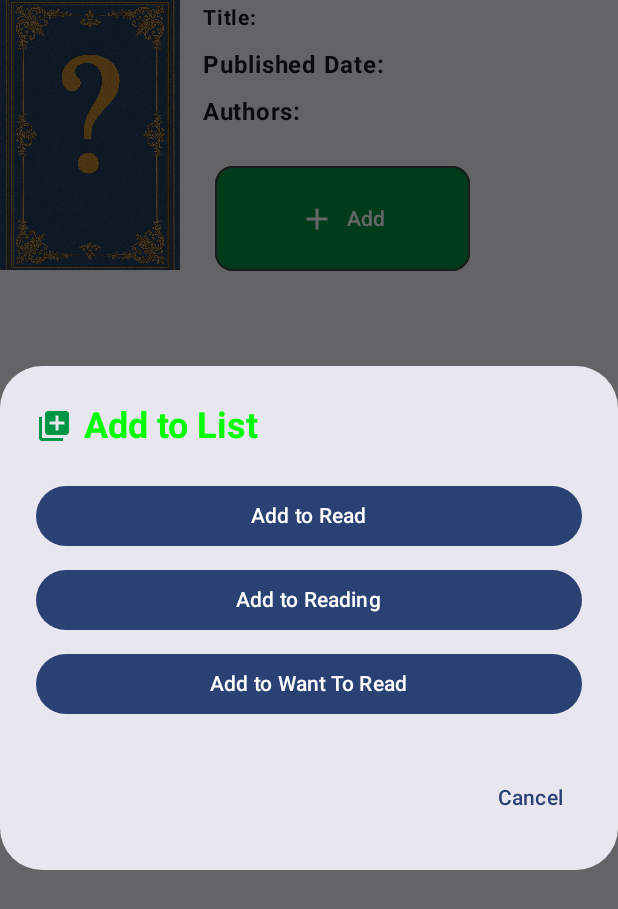
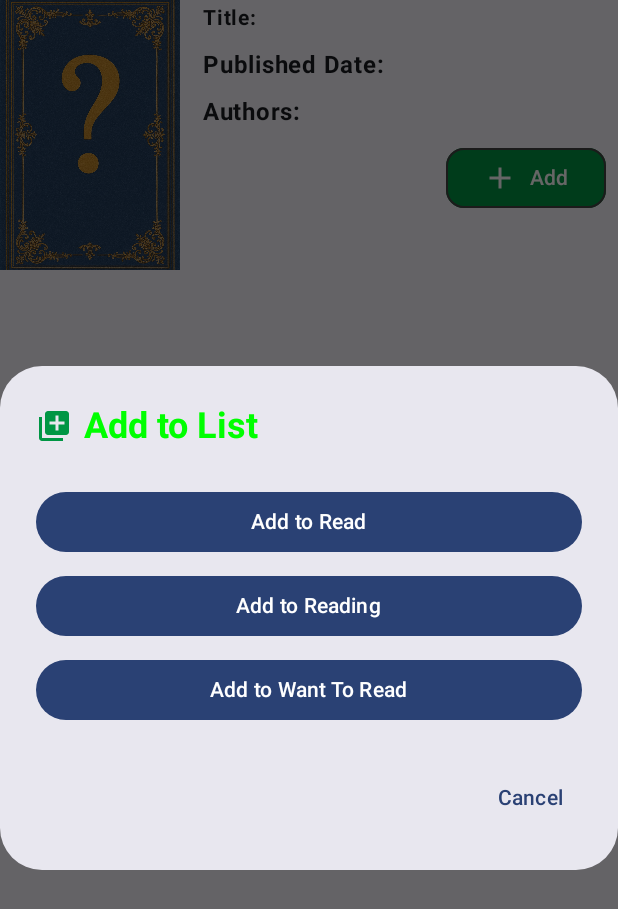
Before and after one commit to parhamabdolmohammadi/BookShop, an Android app built with Jetpack Compose: the composable ImageBox called with empty values, after a tap on "Add", on a phone screen of 412 x 824 dp. Shown: the top 909 px of the screen. Run offline under Robolectric (Android 15) with nearby library versions, the phone set to English and light mode, and no system bars; our stand-ins replace Room's generated code; network calls fail; pictures from the network do not load; 1 statement that could not run was skipped.

Commit message:
Refactoring Add To List Button

```diff
--- a/app/src/main/java/com/bcit/termproject2/AddToList.kt
+++ b/app/src/main/java/com/bcit/termproject2/AddToList.kt
@@ -4,9 +4,7 @@ import androidx.compose.foundation.BorderStroke
 import androidx.compose.foundation.layout.Column
 import androidx.compose.foundation.layout.Row
 import androidx.compose.foundation.layout.fillMaxWidth
-import androidx.compose.foundation.layout.height
 import androidx.compose.foundation.layout.padding
-import androidx.compose.foundation.layout.width
 import androidx.compose.foundation.shape.RoundedCornerShape
 import androidx.compose.material.icons.Icons
 import androidx.compose.material.icons.filled.Add
@@ -52,9 +50,7 @@ fun AddToListButton(
         colors = ButtonDefaults.buttonColors(containerColor = Color(0xFF009644)),
         border = BorderStroke(1.dp, Color.DarkGray),
         modifier = Modifier
-            .padding(8.dp)
-            .height(70.dp)
-            .width(170.dp)
+            .padding(8.dp,0.dp,8.dp,8.dp)
     ) {
         Icon(Icons.Default.Add, contentDescription = "Add")
         Text("Add", modifier = Modifier.padding(start = 8.dp))
@@ -103,7 +99,7 @@ fun AddToListButton(
                             },
                             modifier = Modifier
                                 .fillMaxWidth()
-                                .padding(vertical = 4.dp)
+                                .padding(top = 8.dp)
                         ) {
                             Text("Add to $label")
                         }
--- a/app/src/main/java/com/bcit/termproject2/HomeContent.kt
+++ b/app/src/main/java/com/bcit/termproject2/HomeContent.kt
@@ -217,9 +217,10 @@ fun ImageBox(title: String,
                     })
 
                     Spacer(modifier = Modifier.height(8.dp))
-
-                    Spacer(modifier = Modifier.height(8.dp))
-
+                    Row(
+                        modifier = Modifier.fillMaxWidth(),
+                        horizontalArrangement = Arrangement.End
+                    ) {
                         AddToListButton(
                             title = title,
                             author = authors,
@@ -227,7 +228,7 @@ fun ImageBox(title: String,
                             description = "",
                             imageUrl = if (image.isNotBlank()) image else null
                         )
-
+                    }
                 }
             }
         }
--- a/app/src/main/java/com/bcit/termproject2/MainActivity.kt
+++ b/app/src/main/java/com/bcit/termproject2/MainActivity.kt
@@ -148,7 +148,6 @@ fun MainContent(bookRepository: BookRepository) {
             }
 
 
-            //destination4
             composable("more"){
                 AboutUsScreen()
             }
```
Lines whose indentation alone changed are shown as unchanged.
